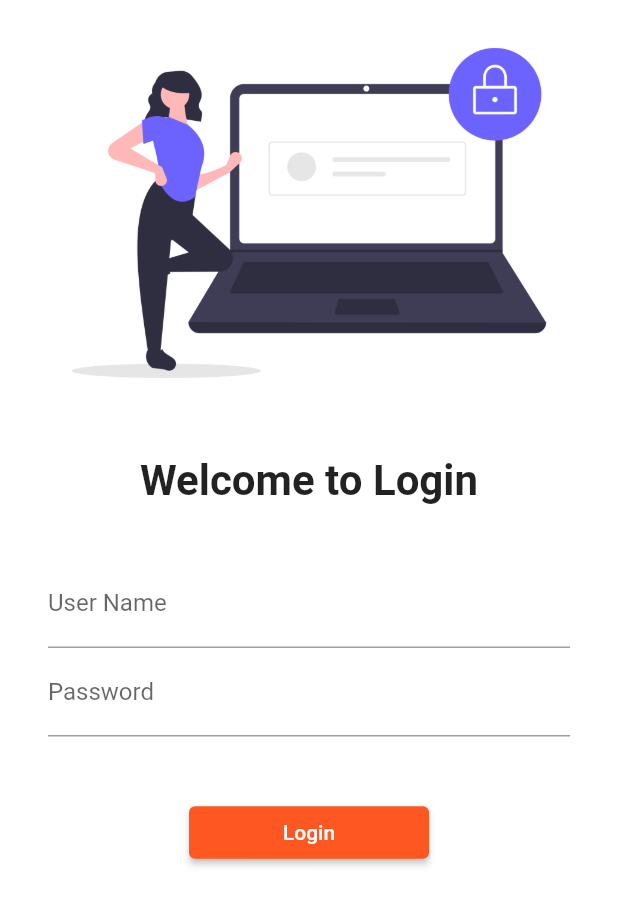
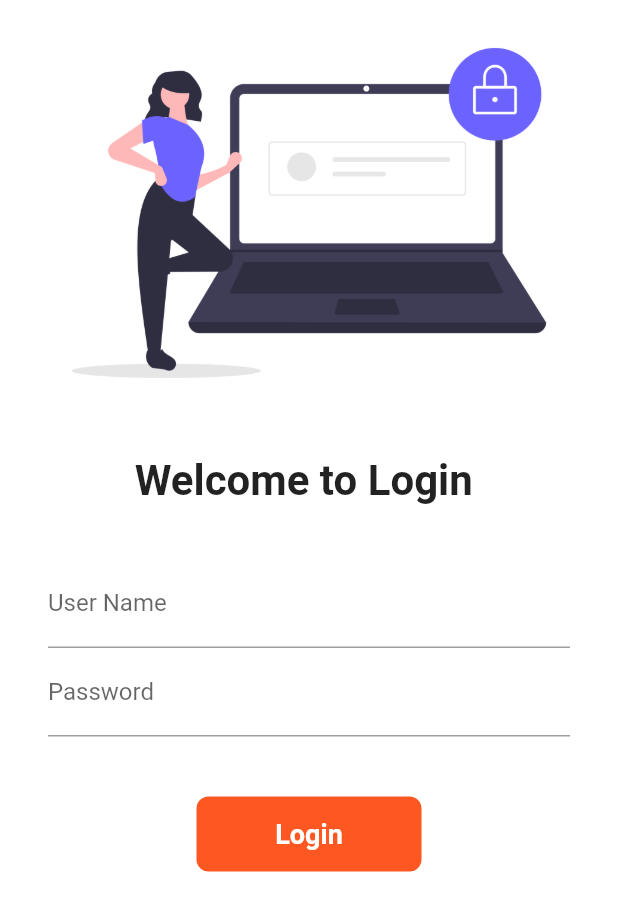
Before and after one commit to ejaz1626/Flutter30Days, a Flutter app: the screen it shows after launch, on a phone screen of 412 x 824 dp. Shown: the top 911 px of the screen. Run offline on Flutter 3.47's test engine with Material 2 defaults, Android fonts, the phone set to English and light mode, and no system bars.

Commit message:
First Commit

```diff
--- a/lib/main.dart
+++ b/lib/main.dart
@@ -13,7 +13,7 @@
   @override
   Widget build(BuildContext context) {
     return MaterialApp(
-      debugShowCheckedModeBanner: false,
+      // debugShowCheckedModeBanner: false,
       themeMode: ThemeMode.light,
       darkTheme: ThemeData(brightness: Brightness.dark),
       theme: ThemeData(primarySwatch: Colors.deepOrange),
--- a/lib/pages/login_page.dart
+++ b/lib/pages/login_page.dart
@@ -2,9 +2,16 @@
 // import 'package:flutter30days/pages/home_page.dart';
 import 'package:flutter30days/utils/routes.dart';
 
-class LoginPage extends StatelessWidget {
+class LoginPage extends StatefulWidget {
   const LoginPage({Key? key}) : super(key: key);
 
+  @override
+  State<LoginPage> createState() => _LoginPageState();
+}
+
+class _LoginPageState extends State<LoginPage> {
+  String name = "";
+  bool changeButton = false;
   @override
   Widget build(BuildContext context) {
     return Material(
@@ -20,7 +27,7 @@
                 height: 20,
               ),
               Text(
-                "Welcome to Login",
+                "Welcome to Login $name",
                 style: TextStyle(fontSize: 28, fontWeight: FontWeight.bold),
               ),
               SizedBox(
@@ -35,8 +42,13 @@
                     TextFormField(
                       decoration: InputDecoration(
                           hintText: "Enter User Name", labelText: "User Name"),
+                      onChanged: (value) {
+                        name = value;
+                        setState(() {});
+                      },
                     ),
                     TextFormField(
+                      obscureText: true,
                       decoration: InputDecoration(
                           hintText: "Enter Password", labelText: "Password"),
                     ),
@@ -44,12 +56,49 @@
                       height: 40,
                       width: 0,
                     ),
-                    ElevatedButton(
-                        style: TextButton.styleFrom(minimumSize: Size(160, 35)),
-                        onPressed: () {
-                          Navigator.pushNamed(context, MyRoutes.homeRoute);
-                        },
-                        child: Text("Login")),
+                    InkWell(
+                      onTap: () async {
+                        setState(() {
+                          changeButton = true;
+                        });
+                        await Future.delayed(
+                          Duration(seconds: 1),
+                        );
+                        Navigator.pushNamed(context, MyRoutes.homeRoute);
+                      },
+                      child: AnimatedContainer(
+                        alignment: Alignment.center,
+                        duration: Duration(seconds: 1),
+                        width: changeButton ? 50 : 150,
+                        height: 50,
+                        decoration: BoxDecoration(
+                          // shape: changeButton
+                          //     ? BoxShape.circle
+                          //     : BoxShape.rectangle,
+                          borderRadius: BorderRadius.circular(8),
+                          color: Colors.deepOrange,
+                        ),
+                        child: changeButton
+                            ? Icon(
+                                Icons.done,
+                                color: Colors.white,
+                                size: 40.0,
+                              )
+                            : Text(
+                                "Login",
+                                style: TextStyle(
+                                    color: Colors.white,
+                                    fontSize: 18,
+                                    fontWeight: FontWeight.bold),
+                              ),
+                      ),
+                    ),
+                    // ElevatedButton(
+                    //     style: TextButton.styleFrom(minimumSize: Size(160, 35)),
+                    //     onPressed: () {
+                    //       Navigator.pushNamed(context, MyRoutes.homeRoute);
+                    //     },
+                    //     child: Text("Login")),
                   ],
                 ),
               )
```
